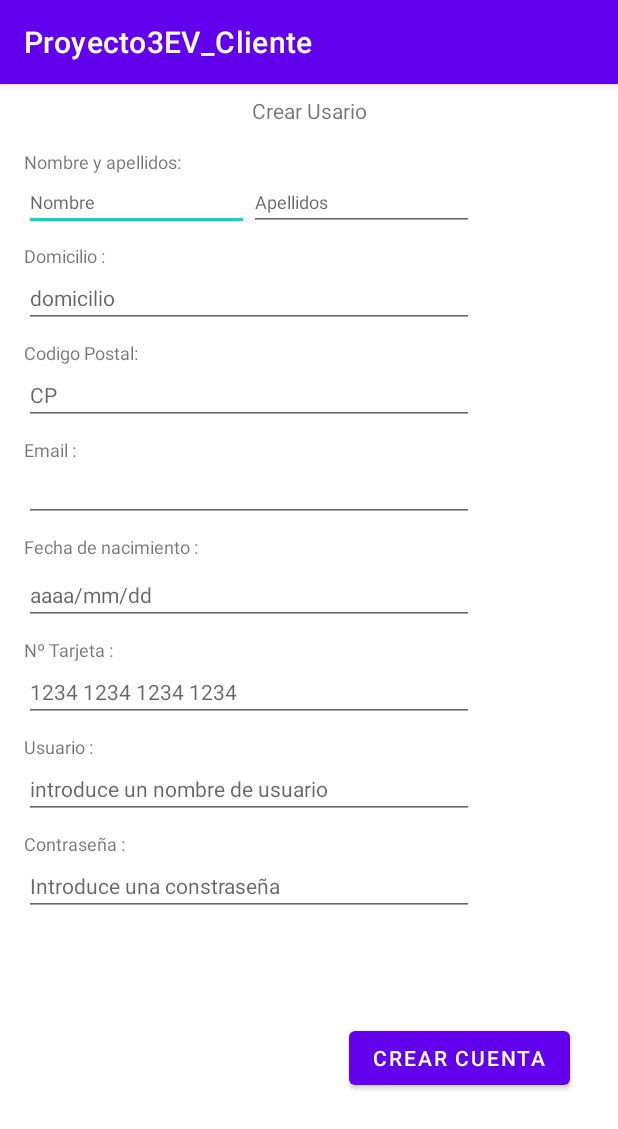
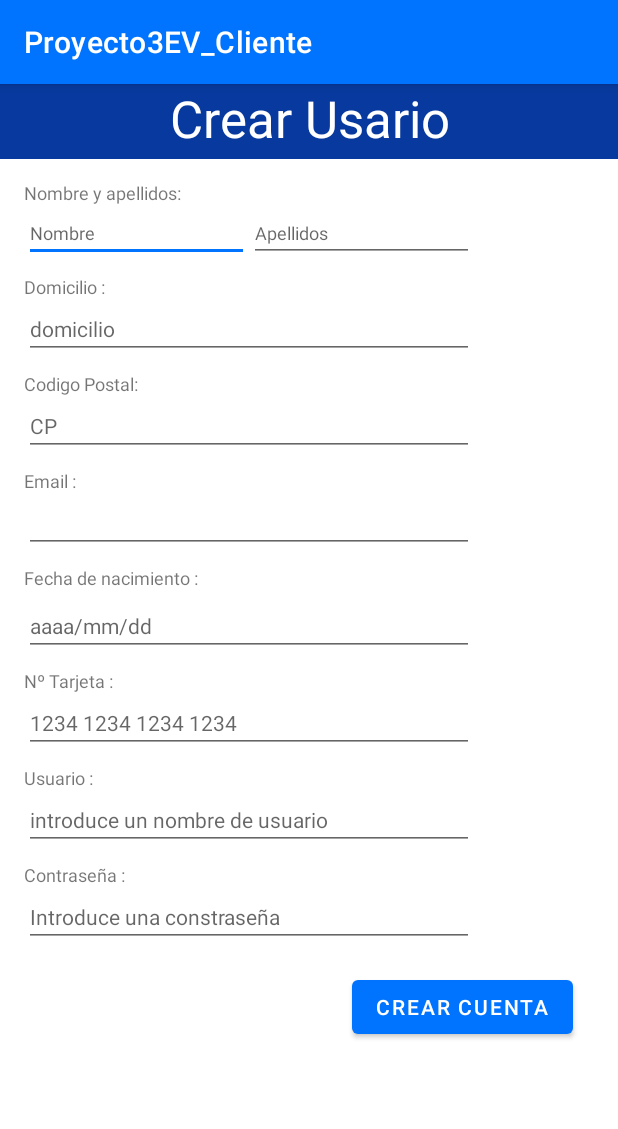
Before and after one commit to MarcosGit2005/Proyecto3EV, an Android app: the CrearCuentaActivity screen opened directly, with no data from a screen before it, on a phone screen of 412 x 824 dp. Shown: the top 1129 px of the screen. Run offline under Robolectric (Android 15) with nearby library versions, the phone set to English and light mode, and no system bars.

Commit message:
20240521

```diff
--- a/app/src/main/res/layout-land/activity_crear_cuenta.xml
+++ b/app/src/main/res/layout-land/activity_crear_cuenta.xml
@@ -9,35 +9,35 @@
 
     <TextView
         android:id="@+id/textView"
-        android:layout_width="wrap_content"
-        android:layout_height="wrap_content"
-        android:layout_marginTop="4dp"
+        android:layout_width="0dp"
+        android:layout_height="50dp"
+        android:background="#07399E"
         android:text="Crear Usario"
+        android:textAlignment="center"
+        android:textColor="#FFFFFF"
+        android:textSize="34sp"
         app:layout_constraintEnd_toEndOf="parent"
-        app:layout_constraintHorizontal_bias="0.04"
         app:layout_constraintStart_toStartOf="parent"
         app:layout_constraintTop_toTopOf="parent" />
 
     <EditText
         android:id="@+id/nombre"
-        android:layout_width="143dp"
-        android:layout_height="35dp"
-        android:layout_marginTop="8dp"
+        android:layout_width="150dp"
+        android:layout_height="38dp"
+        android:layout_marginStart="16dp"
         android:ems="10"
         android:hint="Nombre"
         android:inputType="text"
-        android:textColor="#0000FF"
         android:textSize="12sp"
-        app:layout_constraintStart_toStartOf="@+id/textView3"
+        app:layout_constraintStart_toStartOf="parent"
         app:layout_constraintTop_toBottomOf="@+id/textView3" />
 
     <TextView
         android:id="@+id/textView2"
         android:layout_width="wrap_content"
         android:layout_height="wrap_content"
-        android:layout_marginTop="8dp"
         android:text="Domicilio :"
-        android:textSize="10sp"
+        android:textSize="12sp"
         app:layout_constraintEnd_toEndOf="@+id/nombre"
         app:layout_constraintHorizontal_bias="0.0"
         app:layout_constraintStart_toStartOf="@+id/nombre"
@@ -47,11 +47,9 @@
         android:id="@+id/domicilio"
         android:layout_width="300dp"
         android:layout_height="wrap_content"
-        android:layout_marginTop="4dp"
         android:ems="10"
         android:hint="domicilio"
         android:inputType="text"
-        android:textColor="#0000FF"
         android:textSize="12sp"
         app:layout_constraintEnd_toEndOf="@+id/textView2"
         app:layout_constraintHorizontal_bias="0.0"
@@ -62,11 +60,10 @@
         android:id="@+id/textView3"
         android:layout_width="wrap_content"
         android:layout_height="wrap_content"
+        android:layout_marginStart="16dp"
         android:layout_marginTop="8dp"
         android:text="Nombre y apellidos:"
-        android:textSize="10sp"
-        app:layout_constraintEnd_toEndOf="parent"
-        app:layout_constraintHorizontal_bias="0.04"
+        android:textSize="12sp"
         app:layout_constraintStart_toStartOf="parent"
         app:layout_constraintTop_toBottomOf="@+id/textView" />
 
@@ -74,11 +71,9 @@
         android:id="@+id/codigoPostal"
         android:layout_width="300dp"
         android:layout_height="wrap_content"
-        android:layout_marginTop="4dp"
         android:ems="10"
         android:hint="CP"
-        android:inputType="text"
-        android:textColor="#0000FF"
+        android:inputType="number"
         android:textSize="12sp"
         app:layout_constraintEnd_toEndOf="@+id/textView4"
         app:layout_constraintHorizontal_bias="0.0"
@@ -89,9 +84,8 @@
         android:id="@+id/textView4"
         android:layout_width="wrap_content"
         android:layout_height="wrap_content"
-        android:layout_marginTop="8dp"
         android:text="Codigo Postal:"
-        android:textSize="10sp"
+        android:textSize="12sp"
         app:layout_constraintEnd_toEndOf="@+id/domicilio"
         app:layout_constraintHorizontal_bias="0.0"
         app:layout_constraintStart_toStartOf="@+id/domicilio"
@@ -101,9 +95,8 @@
         android:id="@+id/textView5"
         android:layout_width="wrap_content"
         android:layout_height="wrap_content"
-        android:layout_marginTop="8dp"
         android:text="Email :"
-        android:textSize="10sp"
+        android:textSize="12sp"
         app:layout_constraintEnd_toEndOf="@+id/codigoPostal"
         app:layout_constraintHorizontal_bias="0.0"
         app:layout_constraintStart_toStartOf="@+id/codigoPostal"
@@ -113,7 +106,6 @@
         android:id="@+id/correo"
         android:layout_width="300dp"
         android:layout_height="wrap_content"
-        android:layout_marginTop="4dp"
         android:ems="10"
         android:inputType="textEmailAddress"
         android:textSize="12sp"
@@ -126,21 +118,19 @@
         android:id="@+id/textView6"
         android:layout_width="wrap_content"
         android:layout_height="wrap_content"
-        android:layout_marginStart="32dp"
         android:text="Fecha de nacimiento :"
-        android:textSize="10sp"
-        app:layout_constraintStart_toEndOf="@+id/apellidos"
+        android:textSize="12sp"
+        app:layout_constraintEnd_toEndOf="parent"
+        app:layout_constraintStart_toEndOf="@+id/textView3"
         app:layout_constraintTop_toTopOf="@+id/textView3" />
 
     <EditText
         android:id="@+id/date"
         android:layout_width="300dp"
         android:layout_height="wrap_content"
-        android:layout_marginTop="4dp"
         android:ems="10"
-        android:hint="dd/mm/aaaa"
+        android:hint="aaaa/mm/dd"
         android:inputType="date"
-        android:textColor="#0000FF"
         android:textSize="12sp"
         app:layout_constraintEnd_toEndOf="@+id/textView6"
         app:layout_constraintHorizontal_bias="0.0"
@@ -151,9 +141,8 @@
         android:id="@+id/textView7"
         android:layout_width="wrap_content"
         android:layout_height="wrap_content"
-        android:layout_marginTop="8dp"
         android:text="Nº Tarjeta :"
-        android:textSize="10sp"
+        android:textSize="12sp"
         app:layout_constraintEnd_toEndOf="@+id/date"
         app:layout_constraintHorizontal_bias="0.0"
         app:layout_constraintStart_toStartOf="@+id/date"
@@ -163,11 +152,9 @@
         android:id="@+id/numTarjeta"
         android:layout_width="300dp"
         android:layout_height="wrap_content"
-        android:layout_marginTop="4dp"
         android:ems="10"
         android:hint="1234 1234 1234 1234"
-        android:inputType="text"
-        android:textColor="#0000FF"
+        android:inputType="number"
         android:textSize="12sp"
         app:layout_constraintEnd_toEndOf="@+id/textView7"
         app:layout_constraintHorizontal_bias="0.0"
@@ -178,9 +165,8 @@
         android:id="@+id/textView8"
         android:layout_width="wrap_content"
         android:layout_height="wrap_content"
-        android:layout_marginTop="8dp"
         android:text="Usuario :"
-        android:textSize="10sp"
+        android:textSize="12sp"
         app:layout_constraintEnd_toEndOf="@+id/numTarjeta"
         app:layout_constraintHorizontal_bias="0.0"
         app:layout_constraintStart_toStartOf="@+id/numTarjeta"
@@ -190,11 +176,9 @@
         android:id="@+id/nomUsuario"
         android:layout_width="300dp"
         android:layout_height="wrap_content"
-        android:layout_marginTop="4dp"
         android:ems="10"
         android:hint="introduce un nombre de usuario"
         android:inputType="text"
-        android:textColor="#0000FF"
         android:textSize="12sp"
         app:layout_constraintEnd_toEndOf="@+id/textView8"
         app:layout_constraintHorizontal_bias="0.0"
@@ -205,9 +189,8 @@
         android:id="@+id/textView9"
         android:layout_width="wrap_content"
         android:layout_height="wrap_content"
-        android:layout_marginTop="8dp"
         android:text="Contraseña :"
-        android:textSize="10sp"
+        android:textSize="12sp"
         app:layout_constraintEnd_toEndOf="@+id/nomUsuario"
         app:layout_constraintHorizontal_bias="0.0"
         app:layout_constraintStart_toStartOf="@+id/nomUsuario"
@@ -217,11 +200,9 @@
         android:id="@+id/password"
         android:layout_width="300dp"
         android:layout_height="wrap_content"
-        android:layout_marginTop="4dp"
         android:ems="10"
         android:hint="Introduce una constraseña"
         android:inputType="textPassword"
-        android:textColor="#0000FF"
         android:textSize="12sp"
         app:layout_constraintEnd_toEndOf="@+id/textView9"
         app:layout_constraintHorizontal_bias="0.0"
@@ -232,20 +213,22 @@
         android:id="@+id/botonCrear"
         android:layout_width="wrap_content"
         android:layout_height="wrap_content"
-        android:layout_marginTop="4dp"
+        android:layout_marginTop="8dp"
         android:text="Crear cuenta"
+        android:textColor="#FFFFFF"
         app:layout_constraintEnd_toEndOf="@+id/password"
         app:layout_constraintStart_toStartOf="@+id/correo"
         app:layout_constraintTop_toBottomOf="@+id/password" />
 
     <EditText
         android:id="@+id/apellidos"
-        android:layout_width="143dp"
-        android:layout_height="34dp"
+        android:layout_width="150dp"
+        android:layout_height="38dp"
         android:ems="10"
         android:hint="Apellidos"
         android:inputType="text"
         android:textSize="12sp"
+        app:layout_constraintBottom_toBottomOf="@+id/nombre"
         app:layout_constraintEnd_toEndOf="@+id/domicilio"
         app:layout_constraintStart_toEndOf="@+id/nombre"
         app:layout_constraintTop_toTopOf="@+id/nombre" />
--- a/app/src/main/res/layout-land/activity_vista_detallada.xml
+++ b/app/src/main/res/layout-land/activity_vista_detallada.xml
@@ -142,7 +142,7 @@
         android:clickable="true"
         app:layout_constraintBottom_toBottomOf="parent"
         app:layout_constraintEnd_toEndOf="parent"
-        app:srcCompat="@android:drawable/ic_dialog_info" />
+        app:srcCompat="@drawable/carrito" />
 
     <EditText
         android:id="@+id/editTextNota"
--- a/app/src/main/res/layout/activity_crear_cuenta.xml
+++ b/app/src/main/res/layout/activity_crear_cuenta.xml
@@ -9,10 +9,13 @@
 
     <TextView
         android:id="@+id/textView"
-        android:layout_width="wrap_content"
-        android:layout_height="wrap_content"
-        android:layout_marginTop="8dp"
+        android:layout_width="0dp"
+        android:layout_height="50dp"
+        android:background="#07399E"
         android:text="Crear Usario"
+        android:textAlignment="center"
+        android:textColor="#FFFFFF"
+        android:textSize="34sp"
         app:layout_constraintEnd_toEndOf="parent"
         app:layout_constraintStart_toStartOf="parent"
         app:layout_constraintTop_toTopOf="parent" />
@@ -59,11 +62,9 @@
         android:layout_width="wrap_content"
         android:layout_height="wrap_content"
         android:layout_marginStart="16dp"
-        android:layout_marginTop="16dp"
+        android:layout_marginTop="14dp"
         android:text="Nombre y apellidos:"
         android:textSize="12sp"
-        app:layout_constraintEnd_toStartOf="@+id/textView"
-        app:layout_constraintHorizontal_bias="0.0"
         app:layout_constraintStart_toStartOf="parent"
         app:layout_constraintTop_toBottomOf="@+id/textView" />
 
@@ -221,12 +222,12 @@
         android:id="@+id/botonCrear"
         android:layout_width="wrap_content"
         android:layout_height="wrap_content"
-        android:layout_marginTop="8dp"
-        android:layout_marginEnd="32dp"
-        android:layout_marginBottom="32dp"
+        android:layout_marginTop="16dp"
         android:text="Crear cuenta"
-        app:layout_constraintBottom_toBottomOf="parent"
+        android:textColor="#FFFFFF"
         app:layout_constraintEnd_toEndOf="parent"
+        app:layout_constraintHorizontal_bias="0.88"
+        app:layout_constraintStart_toStartOf="@+id/password"
         app:layout_constraintTop_toBottomOf="@+id/password" />
 
     <EditText
--- a/app/src/main/res/values/colors.xml
+++ b/app/src/main/res/values/colors.xml
@@ -1,9 +1,9 @@
 <?xml version="1.0" encoding="utf-8"?>
 <resources>
     <color name="purple_200">#FFBB86FC</color>
-    <color name="purple_500">#FF6200EE</color>
-    <color name="purple_700">#FF3700B3</color>
-    <color name="teal_200">#FF03DAC5</color>
+    <color name="purple_500">#0174FF</color>
+    <color name="purple_700">#07399E</color>
+    <color name="teal_200">#0174FF</color>
     <color name="teal_700">#FF018786</color>
     <color name="black">#FF000000</color>
     <color name="white">#FFFFFFFF</color>
```
Also changed, not shown: app/src/main/res/layout-land/activity_carrito.xml (+7 -5 lines), app/src/main/res/layout-land/activity_login.xml (+14 -14 lines), app/src/main/res/layout/activity_carrito.xml (+6 -4 lines), app/src/main/res/layout/activity_login.xml (+7 -4 lines), app/src/main/res/layout/activity_recordar_contrasenya.xml (+5 -4 lines), app/src/main/res/drawable/logo.jpeg (added).
